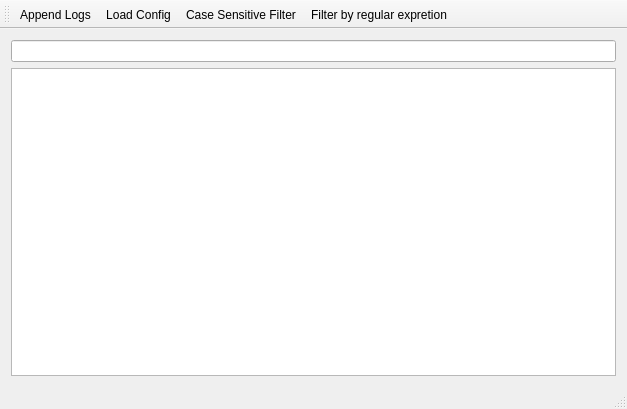
Before: the Qt Designer form mainwindow.ui in MarekR22/LogsFilter, drawn with Qt 5.
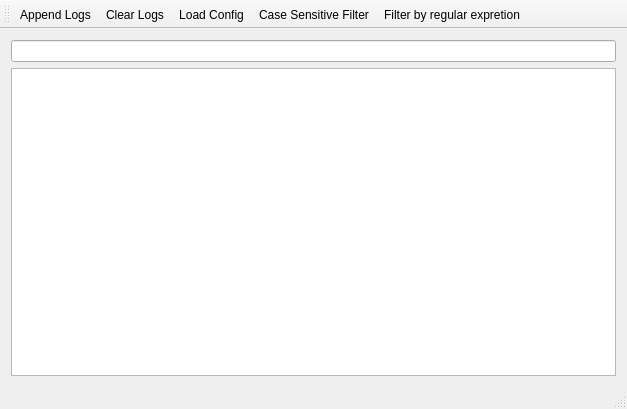
After: the same form once the commit is applied.

Commit message: Clear logs action added.

Diff of the .ui file:
```diff
--- a/mainwindow.ui
+++ b/mainwindow.ui
@@ -49,6 +49,7 @@
     <bool>false</bool>
    </attribute>
    <addaction name="actionAppendLogs"/>
+   <addaction name="actionClearLogs"/>
    <addaction name="actionLoad_Config"/>
    <addaction name="actionCaseSensitiveFilter"/>
    <addaction name="actionRegExpFilter"/>
@@ -80,6 +81,11 @@
     <string>Filter by regular expretion</string>
    </property>
   </action>
+  <action name="actionClearLogs">
+   <property name="text">
+    <string>Clear Logs</string>
+   </property>
+  </action>
  </widget>
  <layoutdefault spacing="6" margin="11"/>
  <tabstops>
```
The commit also changes 3 other files.
